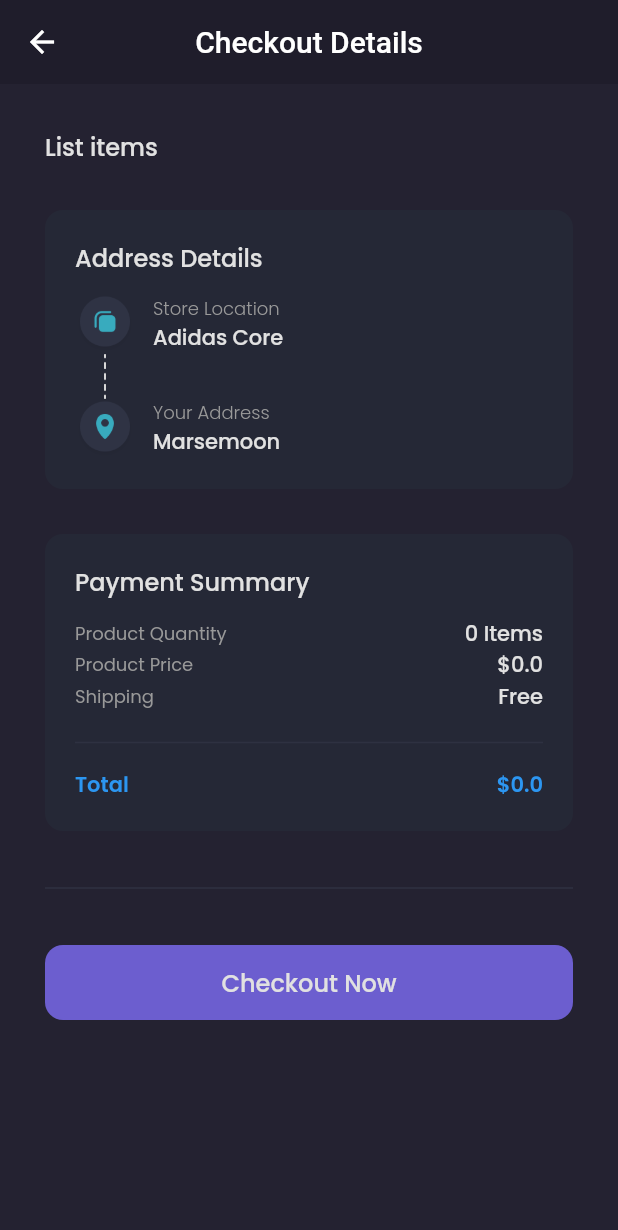
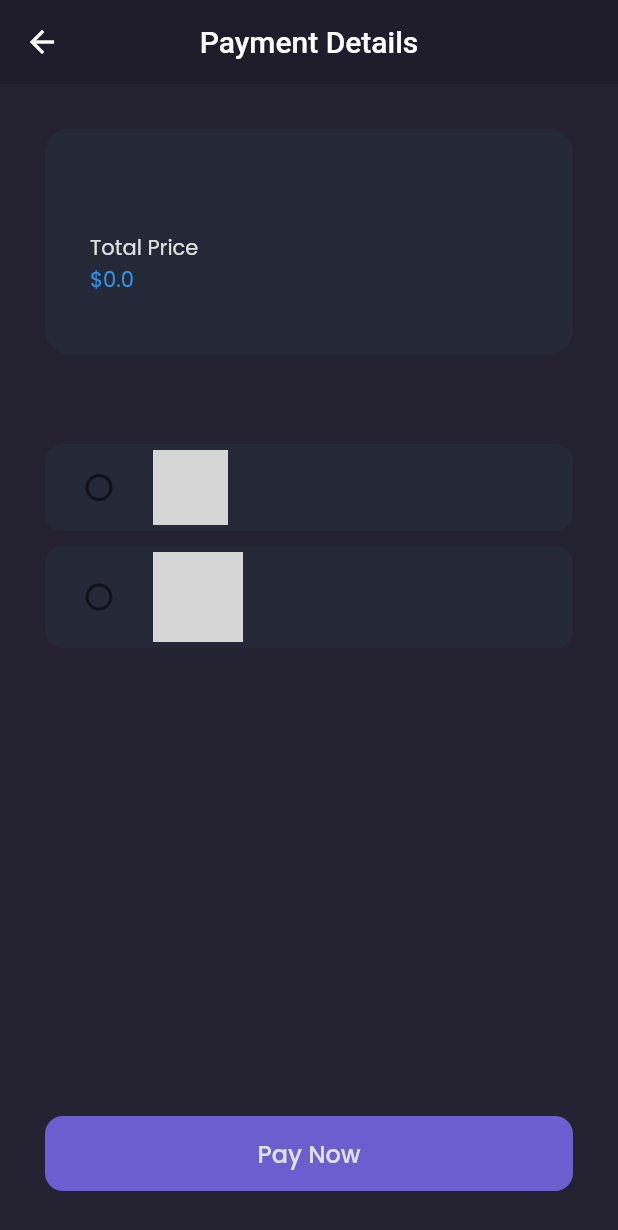
Before and after one commit to mrw16/shamo, a Flutter app: the CheckoutPage screen opened by its route, after a tap on "Checkout Now", on a phone screen of 412 x 824 dp. Shown: the top 1230 px of the screen. Run offline on Flutter 3.47's test engine with Material 2 defaults, Android fonts, the phone set to English and light mode, and no system bars; our stand-ins replace cloud_firestore, firebase_core, google_fonts; accounts and stored records are empty; network calls fail; grey boxes are pictures that could not be loaded.

Commit message:
Add Payment

```diff
--- a/lib/main.dart
+++ b/lib/main.dart
@@ -6,6 +6,7 @@ import 'package:shamo/pages/checkout_success_page.dart';
 import 'package:shamo/pages/detail_chat_page.dart';
 import 'package:shamo/pages/edit_profile_page.dart';
 import 'package:shamo/pages/home/main_page.dart';
+import 'package:shamo/pages/payment_page.dart';
 import 'package:shamo/pages/product_page.dart';
 import 'package:shamo/pages/sign_in_page.dart';
 import 'package:shamo/pages/sign_up_page.dart';
@@ -62,6 +63,7 @@ class MyApp extends StatelessWidget {
           '/edit-profile': (context) => EditProfilePage(),
           '/cart': (context) => CartPage(),
           '/checkout': (context) => CheckoutPage(),
+          '/checkout-payment': (context) => PaymentPage(),
           '/checkout-success': (context) => CheckoutSuccessPage(),
         },
       ),
--- a/lib/pages/checkout_page.dart
+++ b/lib/pages/checkout_page.dart
@@ -15,34 +15,9 @@ class CheckoutPage extends StatefulWidget {
 }
 
 class _CheckoutPageState extends State<CheckoutPage> {
-  bool isLoading = false;
-
   @override
   Widget build(BuildContext context) {
     CartProvider cartProvider = Provider.of<CartProvider>(context);
-    TransactionProvider transactionProvider =
-        Provider.of<TransactionProvider>(context);
-    AuthProvider authProvider = Provider.of<AuthProvider>(context);
-
-    handleCheckout() async {
-      setState(() {
-        isLoading = true;
-      });
-
-      if (await transactionProvider.checkout(
-        authProvider.user.token!,
-        cartProvider.carts,
-        cartProvider.totalPrice(),
-      )) {
-        cartProvider.carts = [];
-        Navigator.pushNamedAndRemoveUntil(
-            context, '/checkout-success', (route) => false);
-      }
-
-      setState(() {
-        isLoading = false;
-      });
-    }
 
     header() {
       return AppBar(
@@ -280,20 +255,16 @@ class _CheckoutPageState extends State<CheckoutPage> {
             thickness: 1,
             color: Color(0xff2E3141),
           ),
-          isLoading
-              ? Container(
-                  margin: EdgeInsets.only(
-                    bottom: 30,
-                  ),
-                  child: LoadingButton())
-              : Container(
+          Container(
             height: 50,
             width: double.infinity,
             margin: EdgeInsets.symmetric(
               vertical: defaultMargin,
             ),
             child: TextButton(
-                    onPressed: handleCheckout,
+              onPressed: () {
+                Navigator.pushNamed(context, '/checkout-payment');
+              },
               style: TextButton.styleFrom(
                 backgroundColor: primaryColor,
                 shape: RoundedRectangleBorder(
--- a/lib/pages/home/profile_page.dart
+++ b/lib/pages/home/profile_page.dart
@@ -99,8 +99,7 @@ class ProfilePage extends StatelessWidget {
     }
 
     Widget content() {
-      return Expanded(
-        child: Container(
+      return Container(
         width: double.infinity,
         padding: EdgeInsets.symmetric(horizontal: defaultMargin),
         decoration: BoxDecoration(
@@ -154,7 +153,6 @@ class ProfilePage extends StatelessWidget {
             ),
           ],
         ),
-        ),
       );
     }
 
--- /dev/null
+++ b/lib/pages/payment_page.dart
@@ -0,0 +1,185 @@
+import 'package:flutter/material.dart';
+import 'package:provider/provider.dart';
+import 'package:shamo/providers/auth_provider.dart';
+import 'package:shamo/providers/cart_provider.dart';
+import 'package:shamo/providers/transaction_provider.dart';
+import 'package:shamo/theme.dart';
+
+class PaymentPage extends StatefulWidget {
+  const PaymentPage({super.key});
+
+  @override
+  State<PaymentPage> createState() => _PaymentPageState();
+}
+
+class _PaymentPageState extends State<PaymentPage> {
+  String? va;
+  bool isLoading = false;
+
+  @override
+  Widget build(BuildContext context) {
+    CartProvider cartProvider = Provider.of<CartProvider>(context);
+    TransactionProvider transactionProvider =
+        Provider.of<TransactionProvider>(context);
+    AuthProvider authProvider = Provider.of<AuthProvider>(context);
+
+    handleCheckout() async {
+      setState(() {
+        isLoading = true;
+      });
+
+      if (await transactionProvider.checkout(
+        authProvider.user.token!,
+        cartProvider.carts,
+        cartProvider.totalPrice(),
+        va!,
+      )) {
+        cartProvider.carts = [];
+        Navigator.pushNamedAndRemoveUntil(
+            context, '/checkout-success', (route) => false);
+      }
+
+      setState(() {
+        isLoading = false;
+      });
+    }
+
+    AppBar header() {
+      return AppBar(
+        backgroundColor: backgroundColor1,
+        elevation: 0,
+        centerTitle: true,
+        title: Text(
+          'Payment Details',
+        ),
+      );
+    }
+
+    Widget card() {
+      return Container(
+        width: double.infinity,
+        height: 150,
+        margin: EdgeInsets.all(defaultMargin),
+        padding: EdgeInsets.all(defaultMargin),
+        decoration: BoxDecoration(
+          borderRadius: BorderRadius.circular(16),
+          color: backgroundColor4,
+        ),
+        child: Column(
+          crossAxisAlignment: CrossAxisAlignment.start,
+          children: [
+            Text(
+              authProvider.user.name,
+              style: primaryTextStyle.copyWith(
+                fontSize: 16,
+                fontWeight: bold,
+              ),
+            ),
+            SizedBox(
+              height: 15,
+            ),
+            Text(
+              'Total Price',
+              style: primaryTextStyle,
+            ),
+            Text('\$${cartProvider.totalPrice()}', style: priceTextStyle),
+          ],
+        ),
+      );
+    }
+
+    Widget content() {
+      return Container(
+        margin: EdgeInsets.all(defaultMargin),
+        child: Column(
+          children: [
+            RadioListTile(
+              tileColor: backgroundColor4,
+              shape: RoundedRectangleBorder(
+                borderRadius: BorderRadius.circular(12),
+              ),
+              value: "bni",
+              groupValue: va,
+              onChanged: (value) {
+                setState(() {
+                  va = value.toString();
+                });
+                print(value);
+              },
+              title: Row(
+                children: [
+                  Image.network(
+                    'https://seeklogo.com/images/B/bank-bni-logo-737EE0F32C-seeklogo.com.png',
+                    width: 50,
+                  ),
+                ],
+              ),
+            ),
+            SizedBox(
+              height: 10,
+            ),
+            RadioListTile(
+              tileColor: backgroundColor4,
+              shape: RoundedRectangleBorder(
+                borderRadius: BorderRadius.circular(12),
+              ),
+              value: "bca",
+              groupValue: va,
+              onChanged: (value) {
+                setState(() {
+                  va = value.toString();
+                });
+                print(value);
+              },
+              title: Row(
+                children: [
+                  Image.network(
+                    'https://seeklogo.com/images/B/bca-bank-logo-1E89320DC2-seeklogo.com.png',
+                    width: 60,
+                  ),
+                ],
+              ),
+            ),
+          ],
+        ),
+      );
+    }
+
+    Widget paymentButton() {
+      return Container(
+        height: 50,
+        width: double.infinity,
+        margin: EdgeInsets.all(defaultMargin),
+        child: TextButton(
+          onPressed: handleCheckout,
+          style: TextButton.styleFrom(
+            backgroundColor: primaryColor,
+            shape: RoundedRectangleBorder(
+              borderRadius: BorderRadius.circular(12),
+            ),
+          ),
+          child: Text(
+            'Pay Now',
+            style: primaryTextStyle.copyWith(
+              fontSize: 16,
+              fontWeight: medium,
+            ),
+          ),
+        ),
+      );
+    }
+
+    return Scaffold(
+      backgroundColor: backgroundColor3,
+      appBar: header(),
+      body: Column(
+        children: [
+          card(),
+          content(),
+          Spacer(),
+          paymentButton(),
+        ],
+      ),
+    );
+  }
+}
--- a/lib/providers/transaction_provider.dart
+++ b/lib/providers/transaction_provider.dart
@@ -1,13 +1,14 @@
 import 'package:flutter/material.dart';
 import 'package:shamo/models/cart_model.dart';
+import 'package:shamo/models/user_model.dart';
 import 'package:shamo/services/transaction_service.dart';
 
 class TransactionProvider with ChangeNotifier {
   var result = true;
   Future<bool> checkout(
-      String token, List<CartModel> carts, double totalPrice) async {
+      String token, List<CartModel> carts, double totalPrice, String va) async {
     try {
-      if (await TransactionService().checkout(token, carts, totalPrice)) {
+      if (await TransactionService().checkout(token, carts, totalPrice, va)) {
         result = true;
       }
     } catch (e) {
```
Also changed, not shown: lib/services/transaction_service.dart (+41 -2 lines). Lines whose indentation alone changed are shown as unchanged.
